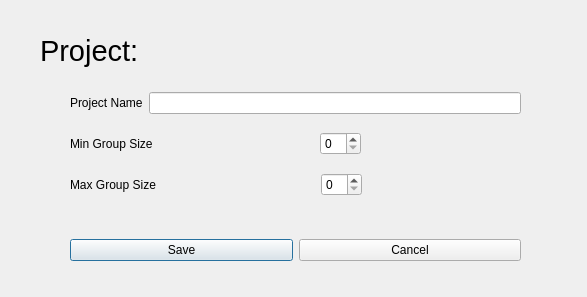
Above: src/ProjectSubsystem/projectform.ui from CaptOkie/code-first-think-later before the change. Below: the same form after it.
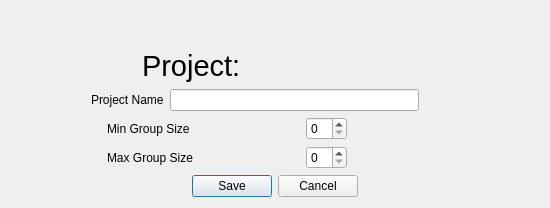
That is the form after the change.

```diff
--- a/src/ProjectSubsystem/projectform.ui
+++ b/src/ProjectSubsystem/projectform.ui
@@ -6,25 +6,50 @@
    <rect>
     <x>0</x>
     <y>0</y>
-    <width>587</width>
-    <height>297</height>
+    <width>550</width>
+    <height>208</height>
    </rect>
   </property>
   <property name="windowTitle">
    <string>Dialog</string>
   </property>
-  <widget class="QWidget" name="horizontalLayoutWidget">
-   <property name="geometry">
-    <rect>
-     <x>40</x>
-     <y>30</y>
-     <width>501</width>
-     <height>41</height>
-    </rect>
-   </property>
+  <layout class="QVBoxLayout" name="verticalLayout_2">
+   <item>
+    <spacer name="verticalSpacer_2">
+     <property name="orientation">
+      <enum>Qt::Vertical</enum>
+     </property>
+     <property name="sizeHint" stdset="0">
+      <size>
+       <width>20</width>
+       <height>40</height>
+      </size>
+     </property>
+    </spacer>
+   </item>
+   <item>
    <layout class="QHBoxLayout" name="horizontalLayout">
+     <item>
+      <spacer name="horizontalSpacer_16">
+       <property name="orientation">
+        <enum>Qt::Horizontal</enum>
+       </property>
+       <property name="sizeHint" stdset="0">
+        <size>
+         <width>40</width>
+         <height>20</height>
+        </size>
+       </property>
+      </spacer>
+     </item>
     <item>
      <widget class="QLabel" name="projectLabel">
+       <property name="sizePolicy">
+        <sizepolicy hsizetype="MinimumExpanding" vsizetype="Minimum">
+         <horstretch>0</horstretch>
+         <verstretch>0</verstretch>
+        </sizepolicy>
+       </property>
       <property name="font">
        <font>
         <pointsize>22</pointsize>
@@ -37,6 +62,12 @@
     </item>
     <item>
      <widget class="QLabel" name="nameLabel">
+       <property name="sizePolicy">
+        <sizepolicy hsizetype="MinimumExpanding" vsizetype="Minimum">
+         <horstretch>0</horstretch>
+         <verstretch>0</verstretch>
+        </sizepolicy>
+       </property>
       <property name="font">
        <font>
         <pointsize>22</pointsize>
@@ -64,35 +95,127 @@
      </spacer>
     </item>
    </layout>
-  </widget>
-  <widget class="QWidget" name="verticalLayoutWidget">
-   <property name="geometry">
-    <rect>
-     <x>70</x>
-     <y>80</y>
-     <width>451</width>
-     <height>131</height>
-    </rect>
-   </property>
+   </item>
+   <item>
    <layout class="QVBoxLayout" name="verticalLayout">
     <item>
      <layout class="QHBoxLayout" name="horizontalLayout_4">
+       <item>
+        <spacer name="horizontalSpacer_12">
+         <property name="orientation">
+          <enum>Qt::Horizontal</enum>
+         </property>
+         <property name="sizeHint" stdset="0">
+          <size>
+           <width>40</width>
+           <height>20</height>
+          </size>
+         </property>
+        </spacer>
+       </item>
+       <item>
+        <spacer name="horizontalSpacer_14">
+         <property name="orientation">
+          <enum>Qt::Horizontal</enum>
+         </property>
+         <property name="sizeHint" stdset="0">
+          <size>
+           <width>40</width>
+           <height>20</height>
+          </size>
+         </property>
+        </spacer>
+       </item>
       <item>
        <widget class="QLabel" name="projectNameLabel">
+         <property name="sizePolicy">
+          <sizepolicy hsizetype="MinimumExpanding" vsizetype="Minimum">
+           <horstretch>0</horstretch>
+           <verstretch>0</verstretch>
+          </sizepolicy>
+         </property>
         <property name="text">
          <string>Project Name</string>
         </property>
        </widget>
       </item>
       <item>
-       <widget class="QLineEdit" name="projectNameEdit"/>
+        <widget class="QLineEdit" name="projectNameEdit">
+         <property name="sizePolicy">
+          <sizepolicy hsizetype="MinimumExpanding" vsizetype="Fixed">
+           <horstretch>1</horstretch>
+           <verstretch>0</verstretch>
+          </sizepolicy>
+         </property>
+        </widget>
+       </item>
+       <item>
+        <spacer name="horizontalSpacer_17">
+         <property name="orientation">
+          <enum>Qt::Horizontal</enum>
+         </property>
+         <property name="sizeHint" stdset="0">
+          <size>
+           <width>40</width>
+           <height>20</height>
+          </size>
+         </property>
+        </spacer>
+       </item>
+       <item>
+        <spacer name="horizontalSpacer_15">
+         <property name="orientation">
+          <enum>Qt::Horizontal</enum>
+         </property>
+         <property name="sizeHint" stdset="0">
+          <size>
+           <width>40</width>
+           <height>20</height>
+          </size>
+         </property>
+        </spacer>
+       </item>
+       <item>
+        <spacer name="horizontalSpacer_13">
+         <property name="orientation">
+          <enum>Qt::Horizontal</enum>
+         </property>
+         <property name="sizeType">
+          <enum>QSizePolicy::Expanding</enum>
+         </property>
+         <property name="sizeHint" stdset="0">
+          <size>
+           <width>40</width>
+           <height>20</height>
+          </size>
+         </property>
+        </spacer>
       </item>
      </layout>
     </item>
     <item>
      <layout class="QHBoxLayout" name="horizontalLayout_3">
+       <item>
+        <spacer name="horizontalSpacer_10">
+         <property name="orientation">
+          <enum>Qt::Horizontal</enum>
+         </property>
+         <property name="sizeHint" stdset="0">
+          <size>
+           <width>40</width>
+           <height>20</height>
+          </size>
+         </property>
+        </spacer>
+       </item>
       <item>
        <widget class="QLabel" name="minGrpLabel">
+         <property name="sizePolicy">
+          <sizepolicy hsizetype="MinimumExpanding" vsizetype="Minimum">
+           <horstretch>0</horstretch>
+           <verstretch>0</verstretch>
+          </sizepolicy>
+         </property>
         <property name="text">
          <string>Min Group Size</string>
         </property>
@@ -127,12 +250,44 @@
         </property>
        </spacer>
       </item>
+       <item>
+        <spacer name="horizontalSpacer_11">
+         <property name="orientation">
+          <enum>Qt::Horizontal</enum>
+         </property>
+         <property name="sizeHint" stdset="0">
+          <size>
+           <width>40</width>
+           <height>20</height>
+          </size>
+         </property>
+        </spacer>
+       </item>
      </layout>
     </item>
     <item>
      <layout class="QHBoxLayout" name="horizontalLayout_2">
+       <item>
+        <spacer name="horizontalSpacer_8">
+         <property name="orientation">
+          <enum>Qt::Horizontal</enum>
+         </property>
+         <property name="sizeHint" stdset="0">
+          <size>
+           <width>40</width>
+           <height>20</height>
+          </size>
+         </property>
+        </spacer>
+       </item>
       <item>
        <widget class="QLabel" name="maxGrpLabel">
+         <property name="sizePolicy">
+          <sizepolicy hsizetype="MinimumExpanding" vsizetype="Minimum">
+           <horstretch>0</horstretch>
+           <verstretch>0</verstretch>
+          </sizepolicy>
+         </property>
         <property name="text">
          <string>Max Group Size</string>
         </property>
@@ -167,20 +322,38 @@
         </property>
        </spacer>
       </item>
+       <item>
+        <spacer name="horizontalSpacer_9">
+         <property name="orientation">
+          <enum>Qt::Horizontal</enum>
+         </property>
+         <property name="sizeHint" stdset="0">
+          <size>
+           <width>40</width>
+           <height>20</height>
+          </size>
+         </property>
+        </spacer>
+       </item>
      </layout>
     </item>
    </layout>
-  </widget>
-  <widget class="QWidget" name="horizontalLayoutWidget_5">
-   <property name="geometry">
-    <rect>
-     <x>70</x>
-     <y>230</y>
-     <width>451</width>
-     <height>41</height>
-    </rect>
-   </property>
+   </item>
+   <item>
    <layout class="QHBoxLayout" name="horizontalLayout_5">
+     <item>
+      <spacer name="horizontalSpacer_6">
+       <property name="orientation">
+        <enum>Qt::Horizontal</enum>
+       </property>
+       <property name="sizeHint" stdset="0">
+        <size>
+         <width>40</width>
+         <height>20</height>
+        </size>
+       </property>
+      </spacer>
+     </item>
     <item>
      <widget class="QPushButton" name="saveButton">
       <property name="text">
@@ -190,13 +363,46 @@
     </item>
     <item>
      <widget class="QPushButton" name="cancelButton">
+       <property name="sizePolicy">
+        <sizepolicy hsizetype="Minimum" vsizetype="Fixed">
+         <horstretch>0</horstretch>
+         <verstretch>0</verstretch>
+        </sizepolicy>
+       </property>
       <property name="text">
        <string>Cancel</string>
       </property>
      </widget>
     </item>
-   </layout>
-  </widget>
+     <item>
+      <spacer name="horizontalSpacer_7">
+       <property name="orientation">
+        <enum>Qt::Horizontal</enum>
+       </property>
+       <property name="sizeHint" stdset="0">
+        <size>
+         <width>40</width>
+         <height>20</height>
+        </size>
+       </property>
+      </spacer>
+     </item>
+    </layout>
+   </item>
+   <item>
+    <spacer name="verticalSpacer">
+     <property name="orientation">
+      <enum>Qt::Vertical</enum>
+     </property>
+     <property name="sizeHint" stdset="0">
+      <size>
+       <width>20</width>
+       <height>1</height>
+      </size>
+     </property>
+    </spacer>
+   </item>
+  </layout>
  </widget>
  <resources/>
  <connections/>
```
Lines whose indentation alone changed are shown as unchanged.
